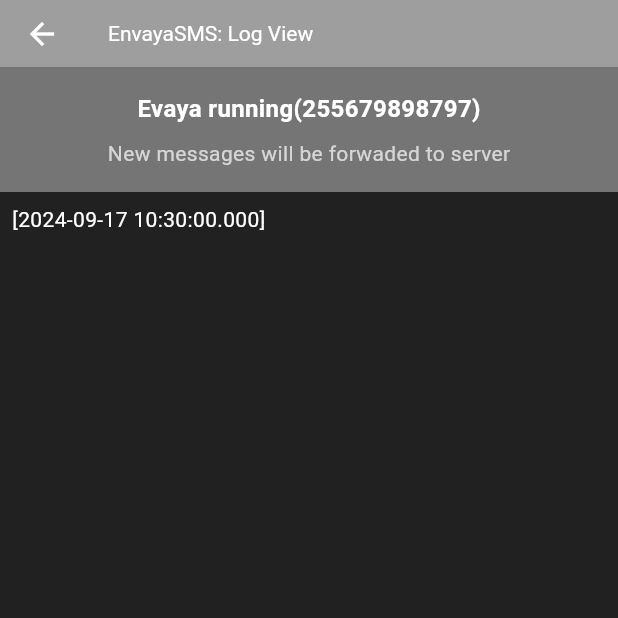
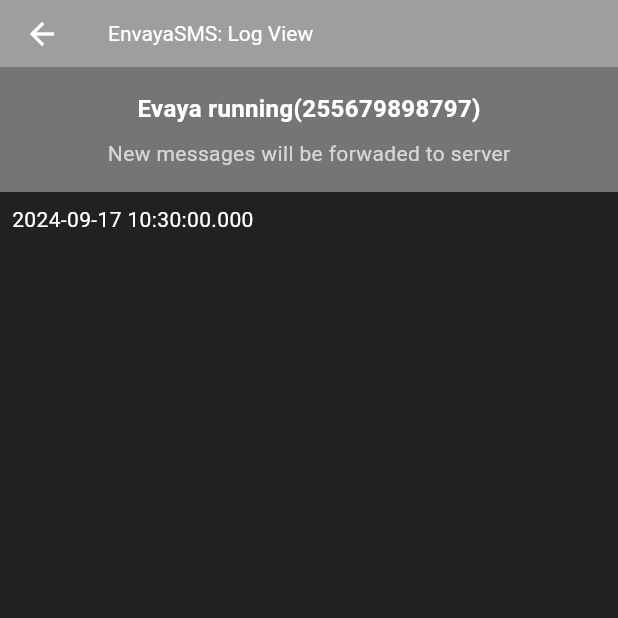
Before and after one commit to nshobairwe/Icare-Flutter, a Flutter app: the SmsSetting screen opened directly, after a tap on "Enable EnvayaSMS", on a phone screen of 412 x 824 dp, the top half of it. Run offline on Flutter 3.47's test engine with Material 3 defaults, Android fonts, the phone set to English and light mode, and no system bars; our stand-ins replace permission_handler; missing offline and left inert: background_sms; network calls fail.

Commit message:
sms log is working

```diff
--- a/lib/screen/sms_setting.dart
+++ b/lib/screen/sms_setting.dart
@@ -2,6 +2,9 @@
 import 'package:icare/common/style.dart';
 import 'package:icare/screen/sms_view.dart';
 import 'package:icare/service/provider.dart';
+
+
+String statusMessage = '';
 
 class SmsSetting extends StatefulWidget {
   const SmsSetting({super.key});
@@ -29,7 +32,7 @@
   String _phoneNumber = '255689798797';
   String _password = '123';
 
-  String statusMessage = '';
+
   String runningPhone = 'Evaya running(255679898797)';
   String smsForwadedToServer = 'New messages will be forwaded to server';
 
@@ -50,6 +53,8 @@
           if (_enableEnvayaSMS) {
             _fetchAndSendSms();
             evayaSmsEnabledTime = DateTime.now();
+            print(statusMessage);
+            print(evayaSmsEnabledTime);
             Navigator.of(context).push(
               MaterialPageRoute(
                 builder: (context) => LogViewScreen(
--- a/lib/screen/sms_view.dart
+++ b/lib/screen/sms_view.dart
@@ -11,7 +11,6 @@
   final String? runningNumber;
   final String? smsForwadedToServer;
 
-
   const LogViewScreen({
     Key? key,
     this.evayaEnabledTime,
@@ -19,7 +18,8 @@
     this.OutgoingSmsTime,
     this.checkingForSms,
     this.smsSent,
-    this.runningNumber, this.smsForwadedToServer,
+    this.runningNumber,
+    this.smsForwadedToServer,
   }) : super(key: key);
 
   @override
@@ -27,10 +27,10 @@
 }
 
 class _LogViewScreenState extends State<LogViewScreen> {
-  List<bool> _visibleTexts = [false, false, false, false];
+  List<bool> _visibleTexts = [false, false, false, false, false];
   String evayaDisabled = 'EnvayaSMS disabled';
   String smsNotForwadedToServer = 'New messages will not be forwarded to a server';
-  List<Timer> _timers = []; // List to hold all the timers
+  List<Timer> _timers = [];
 
   @override
   void initState() {
@@ -40,7 +40,6 @@
 
   @override
   void dispose() {
-    // Cancel all timers when the widget is disposed
     for (var timer in _timers) {
       timer.cancel();
     }
@@ -48,45 +47,17 @@
   }
 
   void _showTextsWithDelay() {
+    for (int i = 0; i < _visibleTexts.length; i++) {
       _timers.add(
-      Timer(Duration(seconds: 1), () {
+        Timer(Duration(seconds: i + 1), () {
           if (mounted) {
             setState(() {
-            _visibleTexts[0] = true;
+              _visibleTexts[i] = true;
             });
           }
         }),
       );
-
-    _timers.add(
-      Timer(Duration(seconds: 2), () {
-        if (mounted) {
-          setState(() {
-            _visibleTexts[1] = true;
-          });
     }
-      }),
-    );
-
-    _timers.add(
-      Timer(Duration(seconds: 3), () {
-        if (mounted) {
-          setState(() {
-            _visibleTexts[2] = true;
-          });
-        }
-      }),
-    );
-
-    _timers.add(
-      Timer(Duration(seconds: 4), () {
-        if (mounted) {
-          setState(() {
-            _visibleTexts[3] = true;
-          });
-        }
-      }),
-    );
   }
 
   @override
@@ -108,13 +79,12 @@
       body: Container(
         child: Column(
           children: [
-            Container(
-              child: Column(
-                children: [
             GestureDetector(
               onTap: () {
-                      Navigator.push(context,
-                          MaterialPageRoute(builder: (context) => SmsSetting()));
+                Navigator.push(
+                  context,
+                  MaterialPageRoute(builder: (context) => SmsSetting()),
+                );
               },
               child: Container(
                 color: Colors.grey[600],
@@ -144,26 +114,22 @@
                 ),
               ),
             ),
-                ],
-              ),
-            ),
             Padding(
               padding: const EdgeInsets.all(8.0),
               child: Container(
                 alignment: Alignment.topLeft,
                 child: Column(
                   crossAxisAlignment: CrossAxisAlignment.start,
-                  mainAxisAlignment: MainAxisAlignment.start,
                   children: [
-                    if (_visibleTexts[0]) Text('[${widget.evayaEnabledTime}]'),
-                    if (_visibleTexts[1]) Text('${widget.evayaSmsStarted}'),
-                    if (_visibleTexts[2]) Text('${widget.OutgoingSmsTime}'),
-                    if (_visibleTexts[3]) Text('${widget.checkingForSms}'),
-
+                    if (_visibleTexts[0]) Text('${widget.evayaEnabledTime ?? 'No Data'}'),
+                    if (_visibleTexts[1]) Text('${widget.evayaSmsStarted ?? 'No Data'}'),
+                    if (_visibleTexts[2]) Text('${widget.OutgoingSmsTime ?? 'No Data'}'),
+                    if (_visibleTexts[3]) Text('${widget.checkingForSms ?? 'No Data'}'),
+                    if (_visibleTexts[4]) Text('${widget.smsSent ?? 'No Data'}'),
                   ],
                 ),
               ),
-            )
+            ),
           ],
         ),
       ),
--- a/lib/service/provider.dart
+++ b/lib/service/provider.dart
@@ -29,7 +29,7 @@
       );
 
       if (result == SmsStatus.sent) {
-        print("SMS sent successfully to $phoneNumber");
+        // print("SMS sent successfully to $phoneNumber");
         onSuccess("SMS Sent Successfully");
       } else {
         print("Failed to send SMS to $phoneNumber");
--- a/pubspec.yaml
+++ b/pubspec.yaml
@@ -38,6 +38,8 @@
   http: ^1.2.2
   background_sms: ^0.0.4
   permission_handler: ^11.3.1
+  sms_receiver: ^0.4.1
+
 
 dev_dependencies:
   flutter_test:
```
Also changed, not shown: pubspec.lock, 1 other file. Lines whose indentation alone changed are shown as unchanged.
